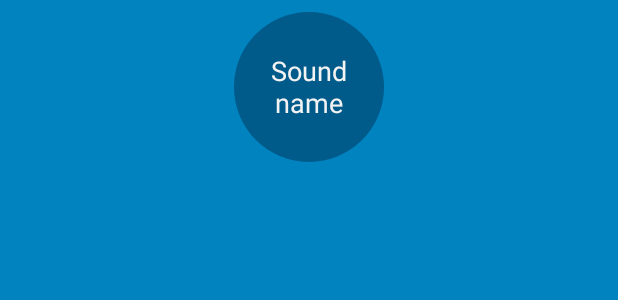
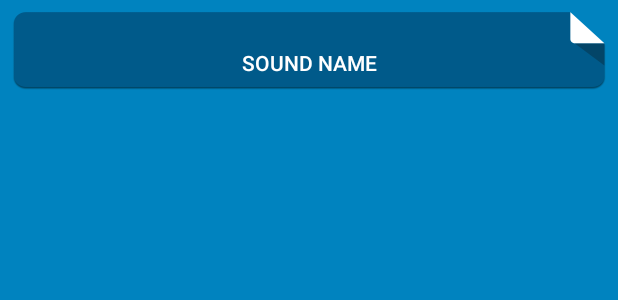
Before and after one commit to ZubenkoHalyna/BeatBox, an Android app: the layout list_item_sound.xml on its own in the app's theme, with its tools: preview values and no code run, on a phone screen of 412 x 824 dp. Shown: the top 300 px of the screen. Run offline under Robolectric (Android 15) with nearby library versions, the light colour scheme and no system bars.

Commit message:
chapter 23

```diff
--- a/app/src/main/res/drawable/button_beat_box.xml
+++ b/app/src/main/res/drawable/button_beat_box.xml
@@ -1,6 +1,6 @@
 <?xml version="1.0" encoding="utf-8"?>
 <selector xmlns:android="http://schemas.android.com/apk/res/android">
-    <item android:drawable="@drawable/button_beat_box_pressed"
+    <item android:drawable="@drawable/ic_button_beat_box_pressed"
           android:state_pressed="true"/>
-    <item android:drawable="@drawable/button_beat_box_normal" />
+    <item android:drawable="@drawable/ic_button_beat_box_default" />
 </selector>
--- a/app/src/main/res/layout/list_item_sound.xml
+++ b/app/src/main/res/layout/list_item_sound.xml
@@ -11,8 +11,8 @@
             android:layout_height="wrap_content"
             android:layout_margin="8dp">
     <Button
-            android:layout_width="100dp"
-            android:layout_height="100dp"
+            android:layout_width="match_parent"
+            android:layout_height="match_parent"
             android:layout_gravity="center"
             android:text="@{viewModel.getTitle()}"
             android:onClick="@{() -> viewModel.onButtonClicked()}"
--- a/app/src/main/res/values/styles.xml
+++ b/app/src/main/res/values/styles.xml
@@ -9,8 +9,7 @@
         <item name="android:windowBackground">@color/soothing_blue</item>
         <item name="buttonStyle">@style/BeatBoxButton</item>
     </style>
-
-    <style name="BeatBoxButton" parent="android:style/Widget.Holo.Button">
+    <style name="BeatBoxButton" parent="@style/Widget.AppCompat.Button.Borderless">
         <item name="android:background">@drawable/button_beat_box</item>
     </style>
 </resources>
```
Also changed, not shown: app/src/main/res/drawable-xxhdpi/ic_button_beat_box_default.9.png (added), app/src/main/res/drawable-xxhdpi/ic_button_beat_box_pressed.9.png (added).
